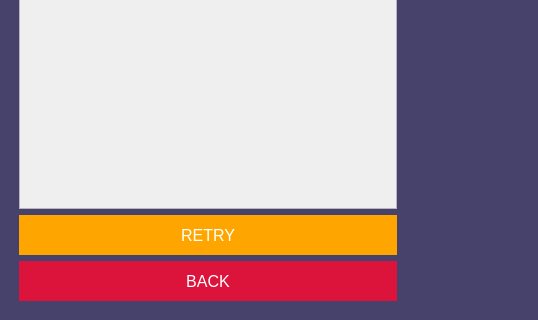
Qt form res/layout/game.ui (alessandroampala/HCI-Connect4) before a commit; both pictures show x 0 to 538 and y 280 to 600 of the 800 by 600 pixel window.
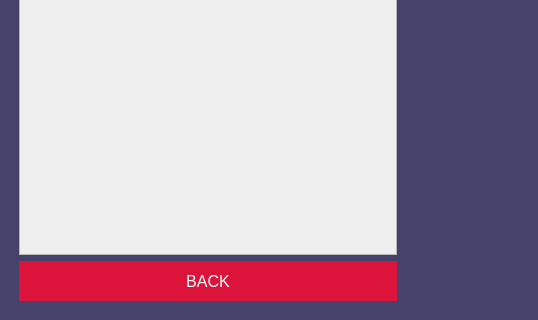
The same form after that commit.

Commit message: GUI 2.1 [Removed retry button]

What changed in the file:
```diff
--- a/res/layout/game.ui
+++ b/res/layout/game.ui
@@ -86,7 +86,7 @@
              <x>0</x>
              <y>0</y>
              <width>372</width>
-             <height>451</height>
+             <height>498</height>
             </rect>
            </property>
            <property name="sizePolicy">
@@ -181,46 +181,6 @@
         <item>
          <layout class="QGridLayout" name="scoreGridLayout_2"/>
         </item>
-        <item>
-         <widget class="QPushButton" name="retryButton">
-          <property name="minimumSize">
-           <size>
-            <width>300</width>
-            <height>0</height>
-           </size>
-          </property>
-          <property name="maximumSize">
-           <size>
-            <width>400</width>
-            <height>16777215</height>
-           </size>
-          </property>
-          <property name="font">
-           <font>
-            <pointsize>12</pointsize>
-           </font>
-          </property>
-          <property name="cursor">
-           <cursorShape>PointingHandCursor</cursorShape>
-          </property>
-          <property name="styleSheet">
-           <string notr="true">#retryButton{
-	background-color: orange;
-	border: 0;
-	color: white;
-	font-size: 12pt;
-	height: 40px;
-}
-
-#retryButton:hover{
-	background-color:#b27300;
-}</string>
-          </property>
-          <property name="text">
-           <string>RETRY</string>
-          </property>
-         </widget>
-        </item>
         <item>
          <widget class="QPushButton" name="backButton">
           <property name="minimumSize">
```
The commit also changes 2 other files.
